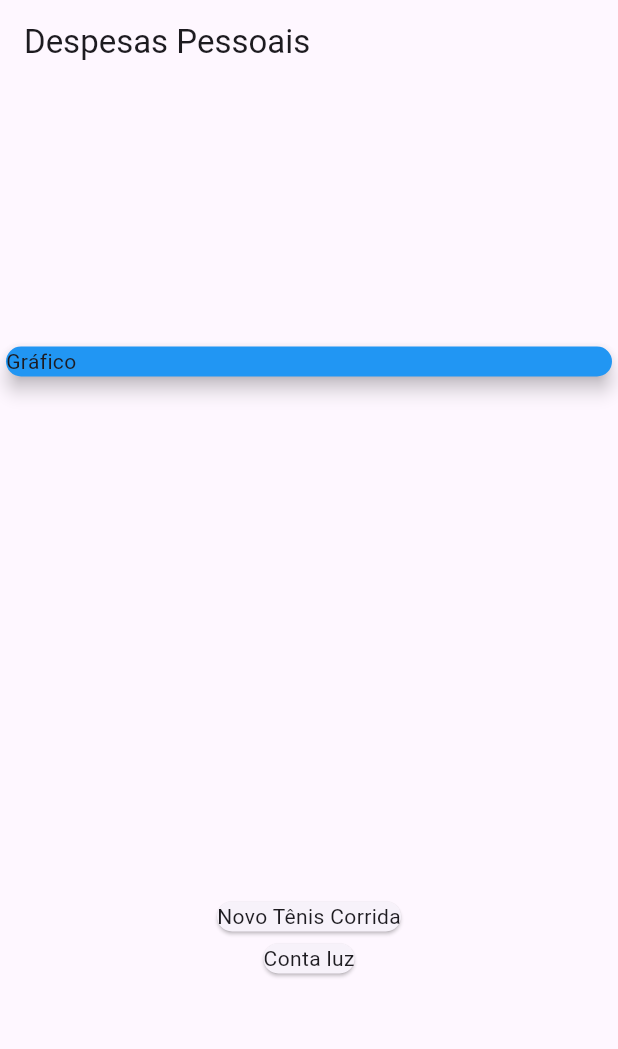
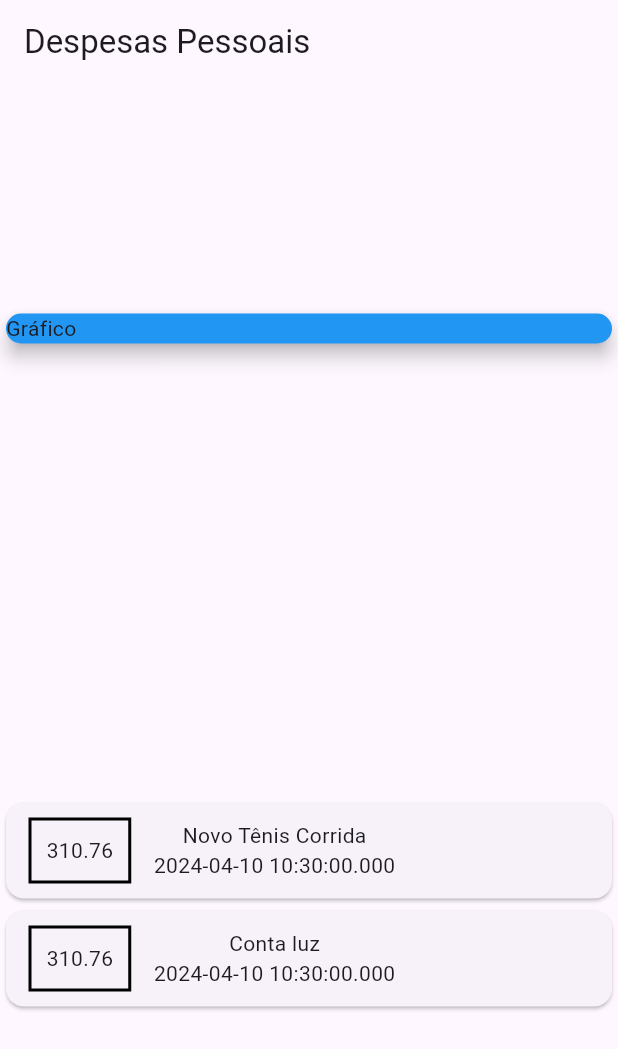
Before and after one commit to adevalter/expenses, a Flutter app: the screen it shows after launch, on a phone screen of 412 x 824 dp. Shown: the top 1049 px of the screen. Run offline on Flutter 3.47's test engine with Material 3 defaults, Android fonts, the phone set to English and light mode, and no system bars.

Commit message:
adicionado estilo container

```diff
--- a/lib/main.dart
+++ b/lib/main.dart
@@ -36,13 +36,33 @@ class MyHomePage extends StatelessWidget {
           Container(
             width: double.infinity,
             child: const Card(
-                color: Colors.blue, elevation: 5, child: Text("Gráfico")),
+                color: Colors.blue, elevation: 5,
+                child: Text("Gráfico"),),
           ),
           Column(
             children: <Widget>[
               ..._transaction.map((tr) {
                 return Card(
-                  child: Text(tr.title),
+                  child: Row(
+                    children: <Widget>[
+                      Container(
+                        margin: const EdgeInsets.symmetric(
+                          horizontal: 15,
+                          vertical: 10
+                        ),
+                        decoration: BoxDecoration(border: Border.all(
+                          color: Colors.black,
+                          width: 2,
+                        )),
+                        padding: const EdgeInsets.all(10),
+                        child: Text(tr.value.toString()),
+                      ),
+                      Column( children: <Widget>[
+                        Text(tr.title),
+                        Text(tr.date.toString()),
+                      ],)
+                    ],
+                  ),
                 );
               })
             ],
```
